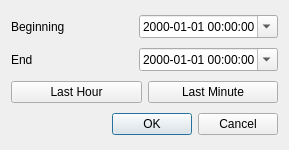
The window that src/pythonGui/karabo_gui/displaywidgets/timespan.ui (European-XFEL/Karabo) describes before a commit, drawn with Qt 5.
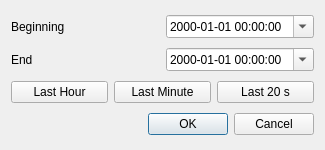
The same window after the commit.

Commit message:
add a 20 s button to trendline timespan
upon special request by DG, 20 s is also added as a timespan.

The edit to the form file:
```diff
--- a/src/pythonGui/karabo_gui/displaywidgets/timespan.ui
+++ b/src/pythonGui/karabo_gui/displaywidgets/timespan.ui
@@ -6,7 +6,7 @@
    <rect>
     <x>0</x>
     <y>0</y>
-    <width>289</width>
+    <width>325</width>
     <height>150</height>
    </rect>
   </property>
@@ -70,6 +70,13 @@
        </property>
       </widget>
      </item>
+     <item>
+      <widget class="QPushButton" name="s20">
+       <property name="text">
+        <string>Last 20 s</string>
+       </property>
+      </widget>
+     </item>
     </layout>
    </item>
    <item row="3" column="0" colspan="2">
```
The commit also changes 1 other file.
